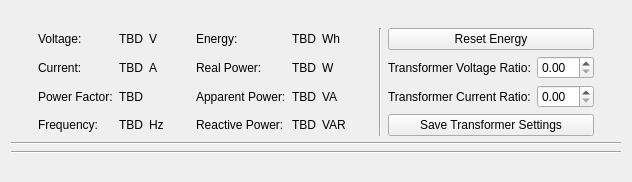
Above: src/brickv/plugin_system/plugins/energy_monitor/ui/energy_monitor.ui from Tinkerforge/brickv before the change. Below: the same form after it.
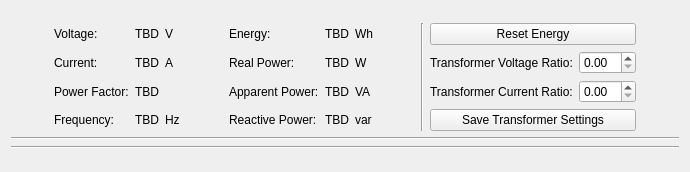
That is the form after the change. Custom widgets are drawn as their Qt base class.

Commit message: energy-monitor: Avoid UI jumps on value changes

```diff
--- a/src/brickv/plugin_system/plugins/energy_monitor/ui/energy_monitor.ui
+++ b/src/brickv/plugin_system/plugins/energy_monitor/ui/energy_monitor.ui
@@ -6,8 +6,8 @@
    <rect>
     <x>0</x>
     <y>0</y>
-    <width>632</width>
-    <height>182</height>
+    <width>690</width>
+    <height>172</height>
    </rect>
   </property>
   <property name="windowTitle">
@@ -96,21 +96,21 @@
          </property>
         </widget>
        </item>
-       <item row="0" column="11" colspan="2">
+       <item row="0" column="10" colspan="2">
         <widget class="QPushButton" name="button_energy">
          <property name="text">
           <string>Reset Energy</string>
          </property>
         </widget>
        </item>
-       <item row="2" column="11">
+       <item row="2" column="10">
         <widget class="QLabel" name="label_12">
          <property name="text">
           <string>Transformer Current Ratio:</string>
          </property>
         </widget>
        </item>
-       <item row="2" column="9">
+       <item row="2" column="8">
         <spacer name="horizontalSpacer">
          <property name="orientation">
           <enum>Qt::Horizontal</enum>
@@ -130,10 +130,10 @@
          </property>
         </widget>
        </item>
-       <item row="2" column="12">
+       <item row="2" column="11">
         <widget class="QDoubleSpinBox" name="spinbox_current_ratio"/>
        </item>
-       <item row="3" column="11" colspan="2">
+       <item row="3" column="10" colspan="2">
         <widget class="QPushButton" name="button_transformer_settings">
          <property name="text">
           <string>Save Transformer Settings</string>
@@ -157,7 +157,7 @@
          </property>
         </widget>
        </item>
-       <item row="1" column="11">
+       <item row="1" column="10">
         <widget class="QLabel" name="label_10">
          <property name="text">
           <string>Transformer Voltage Ratio:</string>
@@ -184,15 +184,15 @@
          </property>
         </spacer>
        </item>
-       <item row="0" column="8">
+       <item row="0" column="7">
         <widget class="QLabel" name="label_11">
          <property name="text">
           <string>Wh</string>
          </property>
         </widget>
        </item>
-       <item row="1" column="7">
-        <widget class="QLabel" name="label_real_power">
+       <item row="1" column="6">
+        <widget class="FixedSizeLabel" name="label_real_power">
          <property name="text">
           <string>TBD</string>
          </property>
@@ -201,7 +201,7 @@
          </property>
         </widget>
        </item>
-       <item row="1" column="12">
+       <item row="1" column="11">
         <widget class="QDoubleSpinBox" name="spinbox_voltage_ratio"/>
        </item>
        <item row="1" column="5">
@@ -211,15 +211,15 @@
          </property>
         </widget>
        </item>
-       <item row="1" column="8">
+       <item row="1" column="7">
         <widget class="QLabel" name="label_15">
          <property name="text">
           <string>W</string>
          </property>
         </widget>
        </item>
-       <item row="0" column="7">
-        <widget class="QLabel" name="label_energy">
+       <item row="0" column="6">
+        <widget class="FixedSizeLabel" name="label_energy">
          <property name="text">
           <string>TBD</string>
          </property>
@@ -228,7 +228,7 @@
          </property>
         </widget>
        </item>
-       <item row="2" column="13">
+       <item row="2" column="12">
         <spacer name="horizontalSpacer_4">
          <property name="orientation">
           <enum>Qt::Horizontal</enum>
@@ -248,7 +248,7 @@
          </property>
         </widget>
        </item>
-       <item row="0" column="10" rowspan="4">
+       <item row="0" column="9" rowspan="4">
         <widget class="Line" name="line_3">
          <property name="orientation">
           <enum>Qt::Vertical</enum>
@@ -262,8 +262,18 @@
          </property>
         </widget>
        </item>
-       <item row="3" column="7">
-        <widget class="QLabel" name="label_reactive_power">
+       <item row="3" column="6">
+        <widget class="FixedSizeLabel" name="label_reactive_power">
+         <property name="text">
+          <string>TBD</string>
+         </property>
+         <property name="alignment">
+          <set>Qt::AlignRight|Qt::AlignTrailing|Qt::AlignVCenter</set>
+         </property>
+        </widget>
+       </item>
+       <item row="2" column="6">
+        <widget class="FixedSizeLabel" name="label_apparent_power">
          <property name="text">
           <string>TBD</string>
          </property>
@@ -273,26 +283,16 @@
         </widget>
        </item>
        <item row="2" column="7">
-        <widget class="QLabel" name="label_apparent_power">
-         <property name="text">
-          <string>TBD</string>
-         </property>
-         <property name="alignment">
-          <set>Qt::AlignRight|Qt::AlignTrailing|Qt::AlignVCenter</set>
-         </property>
-        </widget>
-       </item>
-       <item row="2" column="8">
         <widget class="QLabel" name="label_16">
          <property name="text">
           <string>VA</string>
          </property>
         </widget>
        </item>
-       <item row="3" column="8">
+       <item row="3" column="7">
         <widget class="QLabel" name="label_17">
          <property name="text">
-          <string>VAR</string>
+          <string>var</string>
          </property>
         </widget>
        </item>
@@ -327,6 +327,13 @@
    </item>
   </layout>
  </widget>
+ <customwidgets>
+  <customwidget>
+   <class>FixedSizeLabel</class>
+   <extends>QLabel</extends>
+   <header location="global">brickv.fixed_size_label</header>
+  </customwidget>
+ </customwidgets>
  <resources/>
  <connections/>
 </ui>
```
Left out of the diff: 8 changed lines with no effect on the pictures. The commit also changes 3 other files.
